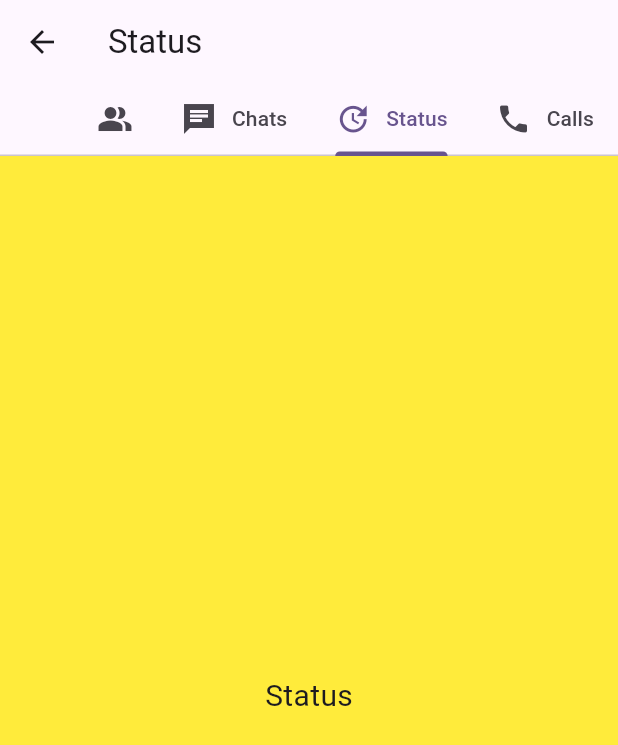
After one commit to Shrutee0604/appbarrepos, a Flutter app: the ContactUs screen opened directly, tab 2 chosen, on a phone screen of 412 x 824 dp. The commit adds this screen. Shown: the top 745 px of the screen. Run offline on Flutter 3.47's test engine with Material 2 defaults, Android fonts, the phone set to English and light mode, and no system bars.

Commit message:
added tabs to appbar

```diff
--- a/lib/contact_us.dart
+++ b/lib/contact_us.dart
@@ -1,12 +1,85 @@
+import 'package:appbar/tabs/calls_tab.dart';
+import 'package:appbar/tabs/chat_tab.dart';
+import 'package:appbar/tabs/status_tab.dart';
 import 'package:flutter/material.dart';
 
-class ContactUs extends StatelessWidget {
+class ContactUs extends StatefulWidget {
+  @override
+  State<ContactUs> createState() => _ContactUsState();
+}
+
+class _ContactUsState extends State<ContactUs> with SingleTickerProviderStateMixin{
+  late TabController mTabController;
+  String mTitle="Chats";
+  @override
+  void initState() {
+   super.initState();
+   mTabController=TabController(length: 4, vsync: this);
+   mTabController.addListener(() {
+     if(mTabController.index==0){
+       mTitle="Community";
+     }else if(mTabController.index==1){
+       mTitle="Chats";
+     }else if(mTabController.index==2){
+       mTitle="Status";
+     }else{
+       mTitle="Calls";
+     }
+     setState(() {
+
+     });
+   });
+  }
+
   @override
   Widget build(BuildContext context) {
     return Scaffold(
       appBar: AppBar(
-        title: Text("Contact Us"),
+        title: Text(mTitle),
+        bottom: TabBar(
+          isScrollable: true,
+          controller: mTabController,
+            tabs:[
+              Icon(Icons.people_alt),
+              Tab(
+                child: Row(
+                  children: [
+                    Icon(Icons.chat_sharp),
+                    SizedBox(width: 10,),
+                    Text("Chats")
+                  ],
+                ),
+              ),
+              Tab(
+                child: Row(
+                  children: [
+                    Icon(Icons.update),
+                    SizedBox(width: 10,),
+                    Text("Status")
+                  ],
+                ),
+              ),
+              Tab(
+                child: Row(
+                  children: [
+                    Icon(Icons.phone),
+                    SizedBox(width: 10,),
+                    Text("Calls")
+                  ],
+                ),
+              )
+            ]
+        ),
       ),
+     body:TabBarView(
+       controller: mTabController,
+       children: [
+         Container(color: Colors.pink,),
+         ChatsTabPage(),
+         StatusTabPage(),
+         CallsTabPage()
+       ],
+     ) ,
     );
   }
 }
--- /dev/null
+++ b/lib/tabs/status_tab.dart
@@ -0,0 +1,16 @@
+
+import 'package:flutter/material.dart';
+
+class StatusTabPage extends StatelessWidget {
+  const StatusTabPage({super.key});
+
+  @override
+  Widget build(BuildContext context) {
+    return Container(
+      color: Colors.yellow,
+      child: Center(
+        child: Text("Status",style: TextStyle(fontSize: 20),),
+      ),
+    );
+  }
+}
```
Also changed, not shown: lib/about_us.dart (+48 -5 lines), lib/settings.dart (+15 -6 lines), lib/tabs/calls_tab.dart (added, +15 -0 lines), lib/tabs/chat_tab.dart (added, +16 -0 lines).
